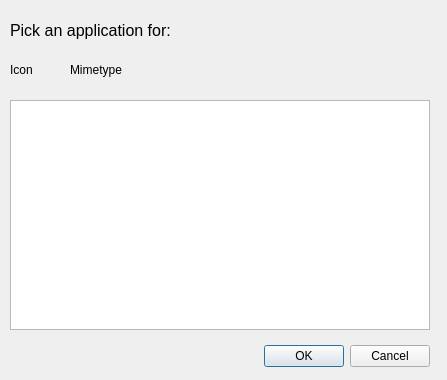
First picture: the form in razor-config-file-associations/applicationchooser.ui, repository lxqt/lxqt-config, before the edit.
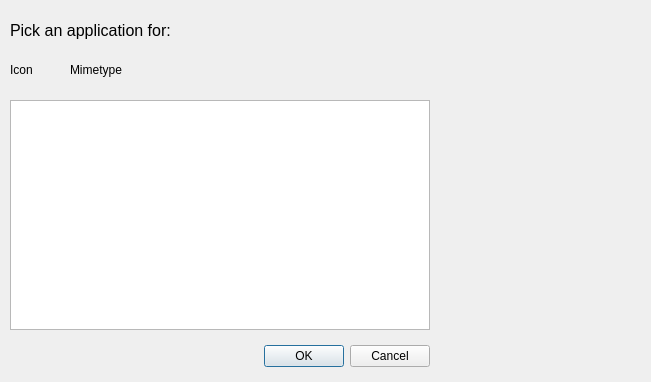
Second picture: the form after the edit.

Commit message: config-file-associations: changed treewidget to listwidget in applicationchooser

The edit to the form file:
```diff
--- a/razor-config-file-associations/applicationchooser.ui
+++ b/razor-config-file-associations/applicationchooser.ui
@@ -6,8 +6,8 @@
    <rect>
     <x>0</x>
     <y>0</y>
-    <width>447</width>
-    <height>380</height>
+    <width>651</width>
+    <height>382</height>
    </rect>
   </property>
   <property name="windowTitle">
```
Left out of the diff: 22 changed lines with no effect on the pictures. The commit also changes 2 other files.
